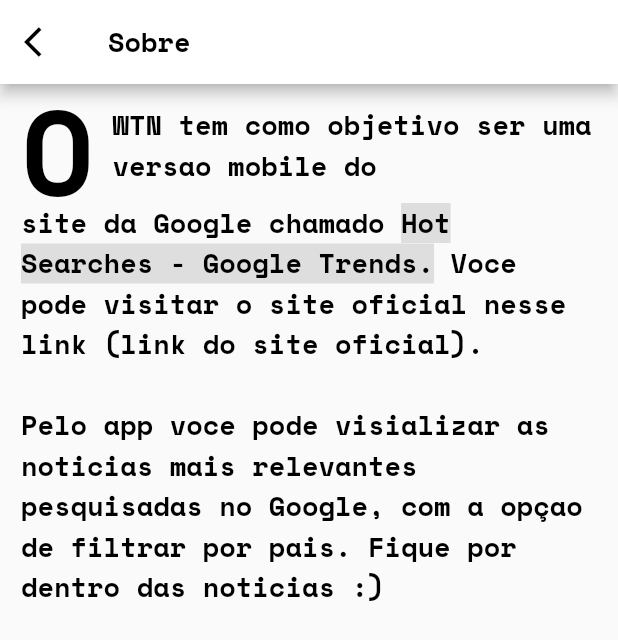
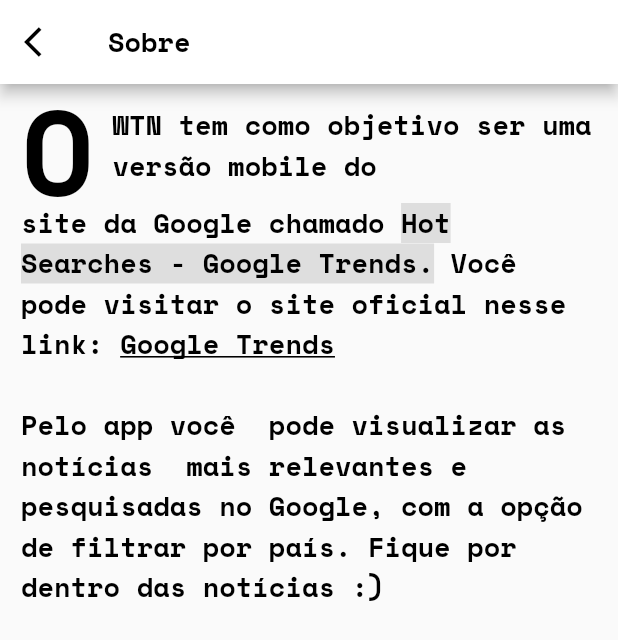
Before and after one commit to joao-cabral/wtn_project, a Flutter app: the AboutView screen opened by its route, on a phone screen of 412 x 824 dp. Shown: the top 640 px of the screen. Run offline on Flutter 3.47's test engine with Material 2 defaults, Android fonts, the phone set to English and light mode, and no system bars; our stand-ins replace animated_text_kit, flutter_staggered_animations, google_fonts, google_mobile_ads, page_transition, progress_state_button and 2 more; missing offline and left inert: flutter_email_sender; network calls fail.

Commit message:
feat: link to google trends

```diff
--- a/lib/views/menu_views/about_view.dart
+++ b/lib/views/menu_views/about_view.dart
@@ -1,8 +1,21 @@
+import 'package:flutter/gestures.dart';
 import 'package:flutter/material.dart';
 import 'package:google_fonts/google_fonts.dart';
+import 'package:url_launcher/url_launcher.dart';
 
 class AboutView extends StatelessWidget {
   const AboutView({Key? key}) : super(key: key);
+
+  Future launchURL(Uri url) async {
+    try {
+      await launchUrl(
+        url,
+        mode: LaunchMode.externalApplication,
+      );
+    } catch (error) {
+      print(error);
+    }
+  }
 
   @override
   Widget build(BuildContext context) {
@@ -52,7 +65,7 @@ class AboutView extends StatelessWidget {
                     ),
                     Expanded(
                       child: Text(
-                        "WTN tem como objetivo ser uma versao mobile do ",
+                        "WTN tem como objetivo ser uma versão mobile do ",
                         style: GoogleFonts.spaceMono(
                           fontSize: 18,
                           fontWeight: FontWeight.w700,
@@ -85,13 +98,25 @@ class AboutView extends StatelessWidget {
                       ),
                     ),
                     TextSpan(
-                      text:
-                          " Voce pode visitar o site oficial nesse link (link do site oficial).",
+                      text: " Você  pode visitar o site oficial nesse link: ",
                       style: GoogleFonts.spaceMono(
                         fontSize: 18,
                         fontWeight: FontWeight.w700,
                         color: Colors.black,
                       ),
+                    ),
+                    TextSpan(
+                      text: "Google Trends",
+                      style: GoogleFonts.spaceMono(
+                          fontSize: 18,
+                          fontWeight: FontWeight.w700,
+                          color: Colors.black,
+                          decoration: TextDecoration.underline),
+                      recognizer: TapGestureRecognizer()
+                        ..onTap = () async {
+                          await launchURL(Uri.parse(
+                              "https://trends.google.com/trends/hottrends/visualize"));
+                        },
                     ),
                     TextSpan(
                       text: "\n\n",
@@ -103,7 +128,7 @@ class AboutView extends StatelessWidget {
                     ),
                     TextSpan(
                       text:
-                          "Pelo app voce pode visializar as noticias mais relevantes pesquisadas no Google, com a opçao de filtrar por pais. Fique por dentro das noticias :)",
+                          "Pelo app você  pode visualizar as notícias  mais relevantes e pesquisadas no Google, com a opção de filtrar por país. Fique por dentro das notícias :)",
                       style: GoogleFonts.spaceMono(
                         fontSize: 18,
                         fontWeight: FontWeight.w700,
```
